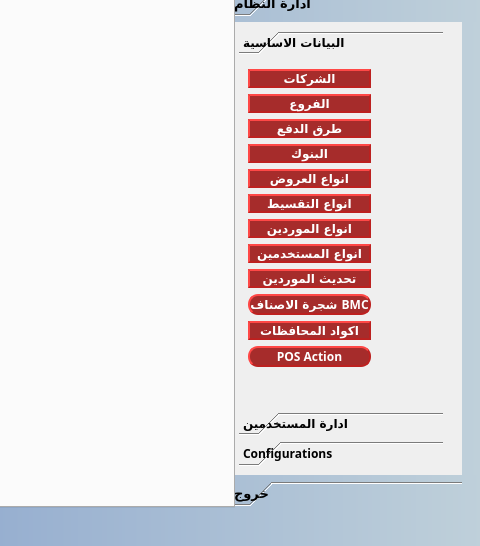
This is presentation/main_login_ui/main3.ui in shymaa123456/HyperPOS2020 as Qt 5 draws it before an edit; both pictures show x 874 to 1354 and y 171 to 717 of the 1354 by 717 pixel window. The edited form follows.
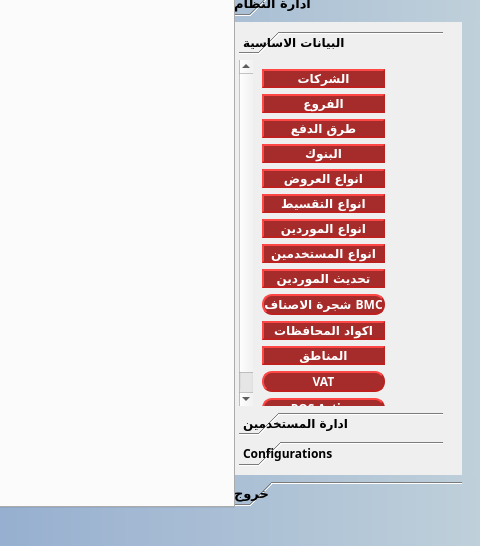
This is the edited form.

```diff
--- a/presentation/main_login_ui/main3.ui
+++ b/presentation/main_login_ui/main3.ui
@@ -1435,16 +1435,16 @@
               <property name="geometry">
                <rect>
                 <x>0</x>
-                <y>0</y>
+                <y>-76</y>
                 <width>172</width>
-                <height>368</height>
+                <height>426</height>
                </rect>
               </property>
               <attribute name="label">
                <string>البيانات الاساسية</string>
               </attribute>
               <layout class="QGridLayout" name="gridLayout_31">
-               <item row="2" column="1">
+               <item row="4" column="1">
                 <spacer name="verticalSpacer_21">
                  <property name="orientation">
                   <enum>Qt::Vertical</enum>
@@ -1474,6 +1474,16 @@
                  </item>
                 </layout>
                </item>
+               <item row="2" column="1">
+                <widget class="QPushButton" name="QAct_VAT">
+                 <property name="enabled">
+                  <bool>false</bool>
+                 </property>
+                 <property name="text">
+                  <string>VAT</string>
+                 </property>
+                </widget>
+               </item>
                <item row="0" column="1">
                 <layout class="QVBoxLayout" name="verticalLayout_10">
                  <item>
@@ -1588,7 +1598,7 @@
                  </item>
                 </layout>
                </item>
-               <item row="1" column="1">
+               <item row="3" column="1">
                 <widget class="QPushButton" name="QAct_posAction">
                  <property name="enabled">
                   <bool>false</bool>
@@ -1598,6 +1608,16 @@
                  </property>
                 </widget>
                </item>
+               <item row="1" column="1">
+                <widget class="QPushButton" name="QAct_posAction_3">
+                 <property name="enabled">
+                  <bool>false</bool>
+                 </property>
+                 <property name="text">
+                  <string>المناطق</string>
+                 </property>
+                </widget>
+               </item>
               </layout>
              </widget>
              <widget class="QWidget" name="page_31">
```
Left out of the diff: 2 changed lines with no effect on the pictures.
